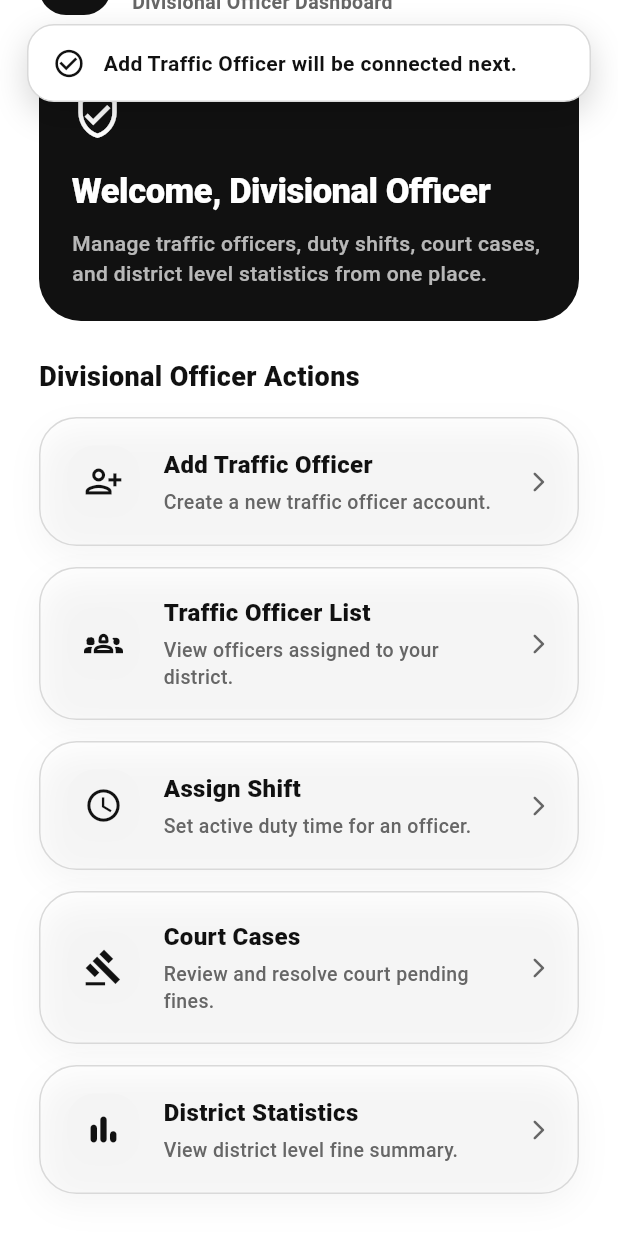
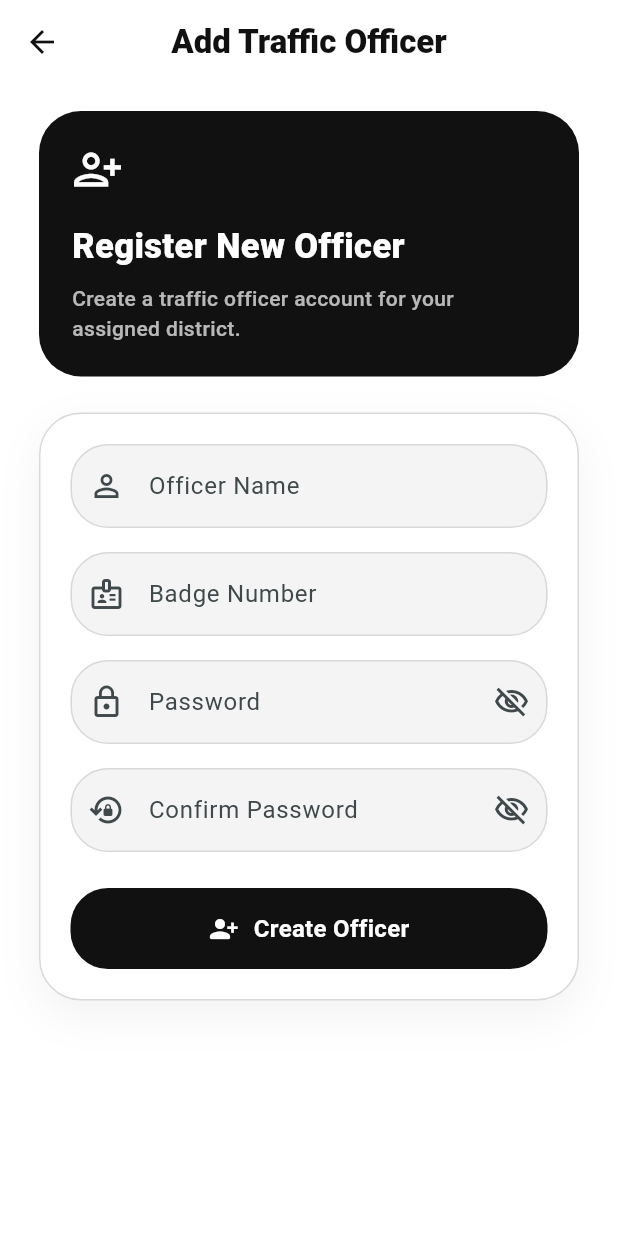
Before and after one commit to vthish/Auto-Ledger, a Flutter app: the DoDashboardScreen screen opened directly, scrolled down 61 dp, after a tap on "Add Traffic Officer", on a phone screen of 412 x 824 dp. Shown: the top 1233 px of the screen. Run offline on Flutter 3.47's test engine with Material 3 defaults, Android fonts, the phone set to English and light mode, and no system bars.

Commit message:
Add traffic officer screen UI

```diff
--- a/frontend_apps/auto_ledger_police/lib/features/divisional_officer/screens/add_traffic_officer_screen.dart
+++ b/frontend_apps/auto_ledger_police/lib/features/divisional_officer/screens/add_traffic_officer_screen.dart
@@ -0,0 +1,259 @@
+import 'package:flutter/material.dart';
+
+import '../../../core/theme/app_theme.dart';
+import '../../../core/utils/app_error_handler.dart';
+import '../../../shared/widgets/app_button.dart';
+import '../../../shared/widgets/app_text_field.dart';
+
+class AddTrafficOfficerScreen extends StatefulWidget {
+  const AddTrafficOfficerScreen({super.key});
+
+  @override
+  State<AddTrafficOfficerScreen> createState() =>
+      _AddTrafficOfficerScreenState();
+}
+
+class _AddTrafficOfficerScreenState extends State<AddTrafficOfficerScreen> {
+  final _formKey = GlobalKey<FormState>();
+  final _nameController = TextEditingController();
+  final _badgeController = TextEditingController();
+  final _passwordController = TextEditingController();
+  final _confirmPasswordController = TextEditingController();
+
+  bool _isPasswordHidden = true;
+  bool _isConfirmPasswordHidden = true;
+  bool _isLoading = false;
+
+  @override
+  void dispose() {
+    _nameController.dispose();
+    _badgeController.dispose();
+    _passwordController.dispose();
+    _confirmPasswordController.dispose();
+    super.dispose();
+  }
+
+  void _handleCreateOfficer() {
+    FocusScope.of(context).unfocus();
+
+    if (!_formKey.currentState!.validate()) {
+      AppErrorHandler.showPopup(
+        context,
+        message: 'Please complete the officer details.',
+      );
+      return;
+    }
+
+    setState(() => _isLoading = true);
+
+    Future.delayed(const Duration(milliseconds: 700), () {
+      if (!mounted) return;
+
+      setState(() => _isLoading = false);
+
+      AppErrorHandler.showPopup(
+        context,
+        message: 'Traffic officer form ready. API will be connected next.',
+        isError: false,
+      );
+    });
+  }
+
+  @override
+  Widget build(BuildContext context) {
+    return Scaffold(
+      backgroundColor: AppTheme.backgroundWhite,
+      appBar: AppBar(
+        title: const Text(
+          'Add Traffic Officer',
+          style: TextStyle(
+            fontWeight: FontWeight.w800,
+          ),
+        ),
+      ),
+      body: SafeArea(
+        child: LayoutBuilder(
+          builder: (context, constraints) {
+            final horizontalPadding = constraints.maxWidth < 380 ? 20.0 : 26.0;
+
+            return SingleChildScrollView(
+              padding: EdgeInsets.symmetric(horizontal: horizontalPadding),
+              child: ConstrainedBox(
+                constraints: BoxConstraints(minHeight: constraints.maxHeight),
+                child: Column(
+                  crossAxisAlignment: CrossAxisAlignment.start,
+                  children: [
+                    const SizedBox(height: 18),
+                    Container(
+                      width: double.infinity,
+                      padding: const EdgeInsets.all(22),
+                      decoration: BoxDecoration(
+                        color: AppTheme.primaryBlack,
+                        borderRadius: BorderRadius.circular(28),
+                      ),
+                      child: const Column(
+                        crossAxisAlignment: CrossAxisAlignment.start,
+                        children: [
+                          Icon(
+                            Icons.person_add_alt_1_outlined,
+                            color: Colors.white,
+                            size: 34,
+                          ),
+                          SizedBox(height: 18),
+                          Text(
+                            'Register New Officer',
+                            style: TextStyle(
+                              color: Colors.white,
+                              fontSize: 23,
+                              fontWeight: FontWeight.w800,
+                            ),
+                          ),
+                          SizedBox(height: 8),
+                          Text(
+                            'Create a traffic officer account for your assigned district.',
+                            style: TextStyle(
+                              color: Colors.white70,
+                              fontSize: 14,
+                              height: 1.45,
+                              fontWeight: FontWeight.w500,
+                            ),
+                          ),
+                        ],
+                      ),
+                    ),
+                    const SizedBox(height: 24),
+                    Form(
+                      key: _formKey,
+                      child: Container(
+                        padding: const EdgeInsets.all(20),
+                        decoration: BoxDecoration(
+                          color: Colors.white,
+                          borderRadius: BorderRadius.circular(28),
+                          border: Border.all(color: AppTheme.borderGray),
+                          boxShadow: [
+                            BoxShadow(
+                              color: Colors.black.withValues(alpha: 0.05),
+                              blurRadius: 24,
+                              offset: const Offset(0, 10),
+                            ),
+                          ],
+                        ),
+                        child: Column(
+                          children: [
+                            AppTextField(
+                              controller: _nameController,
+                              label: 'Officer Name',
+                              hint: 'Example: Nimal Perera',
+                              icon: Icons.person_outline,
+                              textInputAction: TextInputAction.next,
+                              validator: (value) {
+                                if (value == null || value.trim().isEmpty) {
+                                  return 'Officer name is required';
+                                }
+                                if (value.trim().length < 3) {
+                                  return 'Officer name is too short';
+                                }
+                                return null;
+                              },
+                            ),
+                            const SizedBox(height: 16),
+                            AppTextField(
+                              controller: _badgeController,
+                              label: 'Badge Number',
+                              hint: 'Example: TRF-GALLE-100',
+                              icon: Icons.badge_outlined,
+                              textInputAction: TextInputAction.next,
+                              validator: (value) {
+                                if (value == null || value.trim().isEmpty) {
+                                  return 'Badge number is required';
+                                }
+                                if (value.trim().length < 4) {
+                                  return 'Badge number is too short';
+                                }
+                                return null;
+                              },
+                            ),
+                            const SizedBox(height: 16),
+                            AppTextField(
+                              controller: _passwordController,
+                              label: 'Password',
+                              hint: 'Create officer password',
+                              icon: Icons.lock_outline,
+                              obscureText: _isPasswordHidden,
+                              textInputAction: TextInputAction.next,
+                              suffixIcon: IconButton(
+                                onPressed: () {
+                                  setState(() {
+                                    _isPasswordHidden = !_isPasswordHidden;
+                                  });
+                                },
+                                icon: Icon(
+                                  _isPasswordHidden
+                                      ? Icons.visibility_off_outlined
+                                      : Icons.visibility_outlined,
+                                ),
+                              ),
+                              validator: (value) {
+                                if (value == null || value.trim().isEmpty) {
+                                  return 'Password is required';
+                                }
+                                if (value.trim().length < 6) {
+                                  return 'Password must be at least 6 characters';
+                                }
+                                return null;
+                              },
+                            ),
+                            const SizedBox(height: 16),
+                            AppTextField(
+                              controller: _confirmPasswordController,
+                              label: 'Confirm Password',
+                              hint: 'Re-enter password',
+                              icon: Icons.lock_reset_outlined,
+                              obscureText: _isConfirmPasswordHidden,
+                              textInputAction: TextInputAction.done,
+                              suffixIcon: IconButton(
+                                onPressed: () {
+                                  setState(() {
+                                    _isConfirmPasswordHidden =
+                                    !_isConfirmPasswordHidden;
+                                  });
+                                },
+                                icon: Icon(
+                                  _isConfirmPasswordHidden
+                                      ? Icons.visibility_off_outlined
+                                      : Icons.visibility_outlined,
+                                ),
+                              ),
+                              validator: (value) {
+                                if (value == null || value.trim().isEmpty) {
+                                  return 'Confirm password is required';
+                                }
+                                if (value.trim() !=
+                                    _passwordController.text.trim()) {
+                                  return 'Passwords do not match';
+                                }
+                                return null;
+                              },
+                            ),
+                            const SizedBox(height: 24),
+                            AppButton(
+                              text: 'Create Officer',
+                              icon: Icons.person_add_alt_1_rounded,
+                              isLoading: _isLoading,
+                              onPressed: _handleCreateOfficer,
+                            ),
+                          ],
+                        ),
+                      ),
+                    ),
+                    const SizedBox(height: 28),
+                  ],
+                ),
+              ),
+            );
+          },
+        ),
+      ),
+    );
+  }
+}
--- a/frontend_apps/auto_ledger_police/lib/features/divisional_officer/screens/do_dashboard_screen.dart
+++ b/frontend_apps/auto_ledger_police/lib/features/divisional_officer/screens/do_dashboard_screen.dart
@@ -2,6 +2,7 @@ import 'package:flutter/material.dart';
 
 import '../../../core/theme/app_theme.dart';
 import '../../../core/utils/app_error_handler.dart';
+import 'add_traffic_officer_screen.dart';
 
 class DoDashboardScreen extends StatelessWidget {
   const DoDashboardScreen({super.key});
@@ -11,6 +12,14 @@ class DoDashboardScreen extends StatelessWidget {
       context,
       message: '$featureName will be connected next.',
       isError: false,
+    );
+  }
+
+  void _openScreen(BuildContext context, Widget screen) {
+    Navigator.of(context).push(
+      MaterialPageRoute(
+        builder: (_) => screen,
+      ),
     );
   }
 
@@ -50,9 +59,9 @@ class DoDashboardScreen extends StatelessWidget {
                       icon: Icons.person_add_alt_1_outlined,
                       title: 'Add Traffic Officer',
                       subtitle: 'Create a new traffic officer account.',
-                      onTap: () => _showPendingMessage(
+                      onTap: () => _openScreen(
                         context,
-                        'Add Traffic Officer',
+                        const AddTrafficOfficerScreen(),
                       ),
                     ),
                     const SizedBox(height: 14),
```
